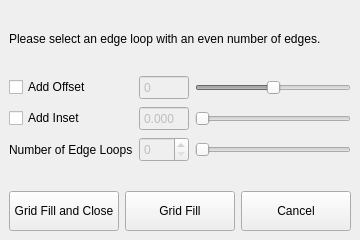
First picture: the form in gridfill.ui, repository tlouchao/gridfill, before the edit.
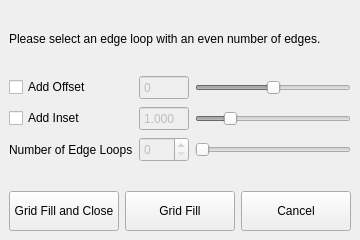
Second picture: the form after the edit.

Commit message: map edge and vertex ids to keys

Patch:
```diff
--- a/gridfill.ui
+++ b/gridfill.ui
@@ -105,11 +105,14 @@
         </sizepolicy>
        </property>
        <property name="maximum">
-        <number>100</number>
+        <number>500</number>
        </property>
        <property name="pageStep">
         <number>1</number>
        </property>
+       <property name="value">
+        <number>100</number>
+       </property>
        <property name="orientation">
         <enum>Qt::Horizontal</enum>
        </property>
@@ -232,11 +235,14 @@
         <number>3</number>
        </property>
        <property name="maximum">
-        <double>1.000000000000000</double>
+        <double>5.000000000000000</double>
        </property>
        <property name="singleStep">
         <double>0.010000000000000</double>
        </property>
+       <property name="value">
+        <double>1.000000000000000</double>
+       </property>
       </widget>
      </item>
     </layout>
```
The commit also changes 1 other file.
